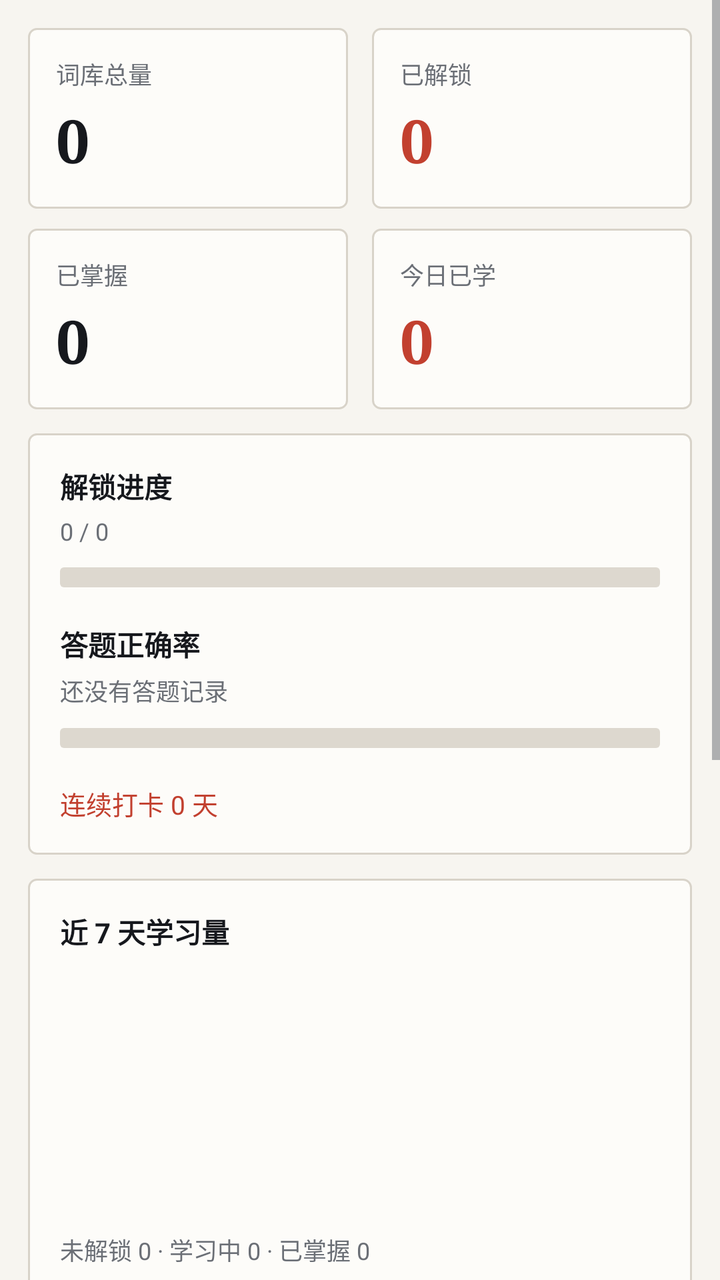
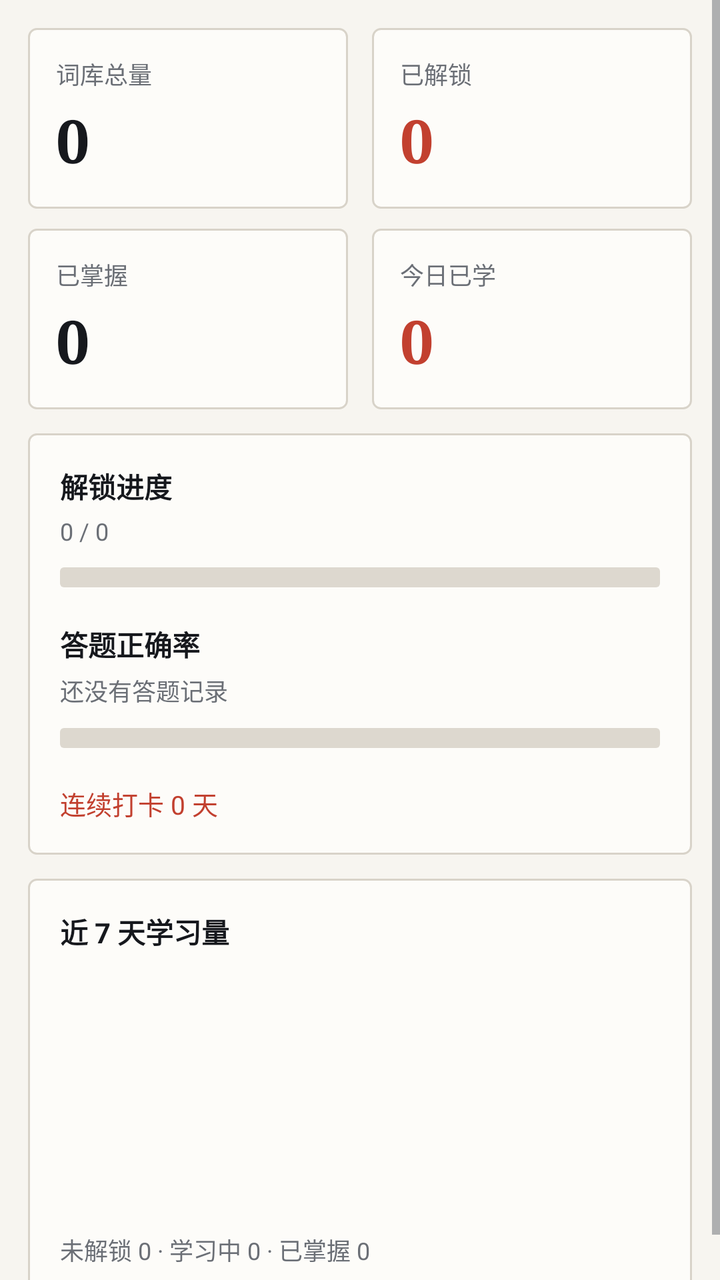

Compare the two renders of this Android layout. The source of the first and the diff that turns it into the second are given below.
<!-- AndroidManifest.xml: application theme AppTheme -->
<!-- res/layout/page_stats.xml -->
<?xml version="1.0" encoding="utf-8"?>
<ScrollView xmlns:android="http://schemas.android.com/apk/res/android"
    android:layout_width="match_parent"
    android:layout_height="match_parent">

    <LinearLayout
        android:layout_width="match_parent"
        android:layout_height="wrap_content"
        android:orientation="vertical"
        android:padding="14dp">

        <LinearLayout
            android:layout_width="match_parent"
            android:layout_height="wrap_content"
            android:orientation="horizontal">

            <LinearLayout
                android:layout_width="0dp"
                android:layout_height="wrap_content"
                android:layout_weight="1"
                android:layout_marginRight="6dp"
                android:orientation="vertical"
                android:background="@drawable/bg_card"
                android:padding="14dp">

                <TextView
                    android:layout_width="wrap_content"
                    android:layout_height="wrap_content"
                    android:text="词库总量"
                    android:textSize="12sp"
                    android:textColor="@color/text_sub" />

                <TextView
                    android:id="@+id/statTotal"
                    android:layout_width="wrap_content"
                    android:layout_height="wrap_content"
                    android:layout_marginTop="4dp"
                    android:text="0"
                    android:fontFamily="serif"
                    android:textSize="30sp"
                    android:textStyle="bold"
                    android:textColor="@color/text" />
            </LinearLayout>

            <LinearLayout
                android:layout_width="0dp"
                android:layout_height="wrap_content"
                android:layout_weight="1"
                android:layout_marginLeft="6dp"
                android:orientation="vertical"
                android:background="@drawable/bg_card"
                android:padding="14dp">

                <TextView
                    android:layout_width="wrap_content"
                    android:layout_height="wrap_content"
                    android:text="已解锁"
                    android:textSize="12sp"
                    android:textColor="@color/text_sub" />

                <TextView
                    android:id="@+id/statUnlocked"
                    android:layout_width="wrap_content"
                    android:layout_height="wrap_content"
                    android:layout_marginTop="4dp"
                    android:text="0"
                    android:fontFamily="serif"
                    android:textSize="30sp"
                    android:textStyle="bold"
                    android:textColor="@color/primary" />
            </LinearLayout>
        </LinearLayout>

        <LinearLayout
            android:layout_width="match_parent"
            android:layout_height="wrap_content"
            android:layout_marginTop="10dp"
            android:orientation="horizontal">

            <LinearLayout
                android:layout_width="0dp"
                android:layout_height="wrap_content"
                android:layout_weight="1"
                android:layout_marginRight="6dp"
                android:orientation="vertical"
                android:background="@drawable/bg_card"
                android:padding="14dp">

                <TextView
                    android:layout_width="wrap_content"
                    android:layout_height="wrap_content"
                    android:text="已掌握"
                    android:textSize="12sp"
                    android:textColor="@color/text_sub" />

                <TextView
                    android:id="@+id/statMastered"
                    android:layout_width="wrap_content"
                    android:layout_height="wrap_content"
                    android:layout_marginTop="4dp"
                    android:text="0"
                    android:fontFamily="serif"
                    android:textSize="30sp"
                    android:textStyle="bold"
                    android:textColor="@color/mastered" />
            </LinearLayout>

            <LinearLayout
                android:layout_width="0dp"
                android:layout_height="wrap_content"
                android:layout_weight="1"
                android:layout_marginLeft="6dp"
                android:orientation="vertical"
                android:background="@drawable/bg_card"
                android:padding="14dp">

                <TextView
                    android:layout_width="wrap_content"
                    android:layout_height="wrap_content"
                    android:text="今日已学"
                    android:textSize="12sp"
                    android:textColor="@color/text_sub" />

                <TextView
                    android:id="@+id/statToday"
                    android:layout_width="wrap_content"
                    android:layout_height="wrap_content"
                    android:layout_marginTop="4dp"
                    android:text="0"
                    android:fontFamily="serif"
                    android:textSize="30sp"
                    android:textStyle="bold"
                    android:textColor="@color/learning" />
            </LinearLayout>
        </LinearLayout>

        <LinearLayout
            android:layout_width="match_parent"
            android:layout_height="wrap_content"
            android:layout_marginTop="12dp"
            android:orientation="vertical"
            android:background="@drawable/bg_card"
            android:padding="16dp">

            <TextView
                android:layout_width="wrap_content"
                android:layout_height="wrap_content"
                android:text="解锁进度"
                android:textSize="14sp"
                android:textStyle="bold"
                android:textColor="@color/text" />

            <TextView
                android:id="@+id/tvUnlockDetail"
                android:layout_width="wrap_content"
                android:layout_height="wrap_content"
                android:layout_marginTop="4dp"
                android:text="0 / 0"
                android:textSize="12sp"
                android:textColor="@color/text_sub" />

            <ProgressBar
                android:id="@+id/barUnlock"
                style="?android:attr/progressBarStyleHorizontal"
                android:layout_width="match_parent"
                android:layout_height="10dp"
                android:layout_marginTop="10dp"
                android:max="100"
                android:progress="0"
                android:progressDrawable="@drawable/progress_horizontal" />

            <TextView
                android:layout_width="wrap_content"
                android:layout_height="wrap_content"
                android:layout_marginTop="18dp"
                android:text="答题正确率"
                android:textSize="14sp"
                android:textStyle="bold"
                android:textColor="@color/text" />

            <TextView
                android:id="@+id/tvAccuracy"
                android:layout_width="wrap_content"
                android:layout_height="wrap_content"
                android:layout_marginTop="4dp"
                android:text="还没有答题记录"
                android:textSize="12sp"
                android:textColor="@color/text_sub" />

            <ProgressBar
                android:id="@+id/barAccuracy"
                style="?android:attr/progressBarStyleHorizontal"
                android:layout_width="match_parent"
                android:layout_height="10dp"
                android:layout_marginTop="10dp"
                android:max="100"
                android:progress="0"
                android:progressDrawable="@drawable/progress_horizontal" />

            <TextView
                android:id="@+id/tvStreak"
                android:layout_width="wrap_content"
                android:layout_height="wrap_content"
                android:layout_marginTop="18dp"
                android:text="连续打卡 0 天"
                android:textSize="13sp"
                android:textColor="@color/primary" />
        </LinearLayout>

        <LinearLayout
            android:layout_width="match_parent"
            android:layout_height="wrap_content"
            android:layout_marginTop="12dp"
            android:orientation="vertical"
            android:background="@drawable/bg_card"
            android:padding="16dp">

            <TextView
                android:layout_width="wrap_content"
                android:layout_height="wrap_content"
                android:text="近 7 天学习量"
                android:textSize="14sp"
                android:textStyle="bold"
                android:textColor="@color/text" />

            <LinearLayout
                android:id="@+id/chartWeek"
                android:layout_width="match_parent"
                android:layout_height="110dp"
                android:layout_marginTop="14dp"
                android:orientation="horizontal"
                android:gravity="bottom" />

            <TextView
                android:id="@+id/tvDistribution"
                android:layout_width="wrap_content"
                android:layout_height="wrap_content"
                android:layout_marginTop="16dp"
                android:text="未解锁 0 · 学习中 0 · 已掌握 0"
                android:textSize="12sp"
                android:textColor="@color/text_sub" />
        </LinearLayout>

        <TextView
            android:id="@+id/btnReset"
            android:layout_width="match_parent"
            android:layout_height="42dp"
            android:layout_marginTop="14dp"
            android:background="@drawable/bg_btn_ghost"
            android:gravity="center"
            android:text="重置学习进度（保留单词）"
            android:textSize="13sp"
            android:textColor="@color/danger" />

        <LinearLayout
            android:layout_width="match_parent"
            android:layout_height="wrap_content"
            android:layout_marginTop="14dp"
            android:orientation="vertical"
            android:background="@drawable/bg_card"
            android:padding="16dp">

            <TextView
                android:layout_width="wrap_content"
                android:layout_height="wrap_content"
                android:text="版本与更新"
                android:textSize="15sp"
                android:textStyle="bold"
                android:textColor="@color/text" />

            <TextView
                android:id="@+id/tvVersion"
                android:layout_width="match_parent"
                android:layout_height="wrap_content"
                android:layout_marginTop="8dp"
                android:text="当前版本 v1.2"
                android:fontFamily="serif"
                android:textSize="18sp"
                android:textColor="@color/text" />

            <TextView
                android:layout_width="match_parent"
                android:layout_height="wrap_content"
                android:layout_marginTop="8dp"
                android:lineSpacingExtra="4dp"
                android:text="点「检查更新」会向 GitHub 读取一次公开的版本号，这是本应用唯一会联网的地方。不会上传词库、账号或设备信息，也不会自动下载、自动安装 APK；发现新版只弹窗，点「去下载」才用浏览器打开下载页。\n\n背单词、导入词表、音标、发音、备份全部仍离线可用，没网也能正常用。"
                android:textSize="12sp"
                android:textColor="@color/text_sub" />

            <TextView
                android:id="@+id/btnCheckUpdate"
                android:layout_width="match_parent"
                android:layout_height="42dp"
                android:layout_marginTop="14dp"
                android:background="@drawable/bg_btn_primary"
                android:gravity="center"
                android:text="检查更新"
                android:textSize="14sp"
                android:textColor="@color/white" />

            <TextView
                android:id="@+id/btnAutoUpdate"
                android:layout_width="match_parent"
                android:layout_height="40dp"
                android:layout_marginTop="10dp"
                android:background="@drawable/bg_btn_soft"
                android:gravity="center"
                android:text="启动时自动检查：关"
                android:textSize="12sp"
                android:textColor="@color/primary" />
        </LinearLayout>

    </LinearLayout>
</ScrollView>
<!-- resources referenced by this layout -->
<resources>
  <color name="danger">#B23A2E</color>
  <color name="learning">#C2402F</color>
  <color name="mastered">#16181D</color>
  <color name="primary">#C2402F</color>
  <color name="text">#16181D</color>
  <color name="text_sub">#6B6F76</color>
  <color name="white">#FFFFFF</color>
  <!-- drawable bg_btn_ghost (drawable) -->
  <?xml version="1.0" encoding="utf-8"?>
  <shape xmlns:android="http://schemas.android.com/apk/res/android" android:shape="rectangle">
      <solid android:color="@color/card" />
      <corners android:radius="3dp" />
      <stroke android:width="1dp" android:color="@color/line" />
      <padding android:left="12dp" android:top="8dp" android:right="12dp" android:bottom="8dp" />
  </shape>
  <!-- drawable bg_btn_primary (drawable) -->
  <?xml version="1.0" encoding="utf-8"?>
  <shape xmlns:android="http://schemas.android.com/apk/res/android" android:shape="rectangle">
      <solid android:color="@color/primary" />
      <corners android:radius="3dp" />
      <padding android:left="12dp" android:top="8dp" android:right="12dp" android:bottom="8dp" />
  </shape>
  <!-- drawable bg_btn_soft (drawable) -->
  <?xml version="1.0" encoding="utf-8"?>
  <shape xmlns:android="http://schemas.android.com/apk/res/android" android:shape="rectangle">
      <solid android:color="@color/soft_blue" />
      <corners android:radius="3dp" />
      <stroke android:width="1dp" android:color="@color/line" />
      <padding android:left="12dp" android:top="8dp" android:right="12dp" android:bottom="8dp" />
  </shape>
  <!-- drawable bg_card (drawable) -->
  <?xml version="1.0" encoding="utf-8"?>
  <shape xmlns:android="http://schemas.android.com/apk/res/android" android:shape="rectangle">
      <solid android:color="@color/card" />
      <corners android:radius="4dp" />
      <stroke android:width="1dp" android:color="@color/line" />
  </shape>
  <!-- drawable progress_horizontal (drawable) -->
  <?xml version="1.0" encoding="utf-8"?>
  <layer-list xmlns:android="http://schemas.android.com/apk/res/android">
      <item android:id="@android:id/background">
          <shape android:shape="rectangle">
              <solid android:color="@color/track" />
              <corners android:radius="2dp" />
          </shape>
      </item>
      <item android:id="@android:id/progress">
          <clip>
              <shape android:shape="rectangle">
                  <solid android:color="@color/primary" />
                  <corners android:radius="2dp" />
              </shape>
          </clip>
      </item>
  </layer-list>
  <style name="AppTheme" parent="@android:style/Theme.Material.Light.NoActionBar">
          <item name="android:colorPrimary">@color/primary</item>
          <item name="android:colorPrimaryDark">@color/primary_dark</item>
          <item name="android:colorAccent">@color/accent</item>
          <item name="android:windowBackground">@color/bg</item>
          <item name="android:statusBarColor">@color/bg</item>
          <item name="android:windowLightStatusBar">true</item>
          <item name="android:textColorPrimary">@color/text</item>
          <item name="android:textColorSecondary">@color/text_sub</item>
          <item name="android:textColorHint">@color/text_sub</item>
      </style>
  <color name="card">#FDFCF9</color>
  <color name="line">#D8D3C9</color>
  <color name="soft_blue">#EDE9E1</color>
  <color name="track">#DDD8CF</color>
  <color name="primary_dark">#9E3225</color>
  <color name="accent">#16181D</color>
  <color name="bg">#F7F5F0</color>
</resources>

<!-- the commit's change to res/layout/page_stats.xml (unified diff, before → after) -->
@@ -241,74 +241,5 @@
                 android:textColor="@color/text_sub" />
         </LinearLayout>
 
-        <TextView
-            android:id="@+id/btnReset"
-            android:layout_width="match_parent"
-            android:layout_height="42dp"
-            android:layout_marginTop="14dp"
-            android:background="@drawable/bg_btn_ghost"
-            android:gravity="center"
-            android:text="重置学习进度（保留单词）"
-            android:textSize="13sp"
-            android:textColor="@color/danger" />
-
-        <LinearLayout
-            android:layout_width="match_parent"
-            android:layout_height="wrap_content"
-            android:layout_marginTop="14dp"
-            android:orientation="vertical"
-            android:background="@drawable/bg_card"
-            android:padding="16dp">
-
-            <TextView
-                android:layout_width="wrap_content"
-                android:layout_height="wrap_content"
-                android:text="版本与更新"
-                android:textSize="15sp"
-                android:textStyle="bold"
-                android:textColor="@color/text" />
-
-            <TextView
-                android:id="@+id/tvVersion"
-                android:layout_width="match_parent"
-                android:layout_height="wrap_content"
-                android:layout_marginTop="8dp"
-                android:text="当前版本 v1.2"
-                android:fontFamily="serif"
-                android:textSize="18sp"
-                android:textColor="@color/text" />
-
-            <TextView
-                android:layout_width="match_parent"
-                android:layout_height="wrap_content"
-                android:layout_marginTop="8dp"
-                android:lineSpacingExtra="4dp"
-                android:text="点「检查更新」会向 GitHub 读取一次公开的版本号，这是本应用唯一会联网的地方。不会上传词库、账号或设备信息，也不会自动下载、自动安装 APK；发现新版只弹窗，点「去下载」才用浏览器打开下载页。\n\n背单词、导入词表、音标、发音、备份全部仍离线可用，没网也能正常用。"
-                android:textSize="12sp"
-                android:textColor="@color/text_sub" />
-
-            <TextView
-                android:id="@+id/btnCheckUpdate"
-                android:layout_width="match_parent"
-                android:layout_height="42dp"
-                android:layout_marginTop="14dp"
-                android:background="@drawable/bg_btn_primary"
-                android:gravity="center"
-                android:text="检查更新"
-                android:textSize="14sp"
-                android:textColor="@color/white" />
-
-            <TextView
-                android:id="@+id/btnAutoUpdate"
-                android:layout_width="match_parent"
-                android:layout_height="40dp"
-                android:layout_marginTop="10dp"
-                android:background="@drawable/bg_btn_soft"
-                android:gravity="center"
-                android:text="启动时自动检查：关"
-                android:textSize="12sp"
-                android:textColor="@color/primary" />
-        </LinearLayout>
-
     </LinearLayout>
 </ScrollView>
<!-- resource entries referenced after the edit -->
@@ -1,35 +1,10 @@
 <!-- resources referenced by this layout -->
 <resources>
-  <color name="danger">#B23A2E</color>
   <color name="learning">#C2402F</color>
   <color name="mastered">#16181D</color>
   <color name="primary">#C2402F</color>
   <color name="text">#16181D</color>
   <color name="text_sub">#6B6F76</color>
-  <color name="white">#FFFFFF</color>
-  <!-- drawable bg_btn_ghost (drawable) -->
-  <?xml version="1.0" encoding="utf-8"?>
-  <shape xmlns:android="http://schemas.android.com/apk/res/android" android:shape="rectangle">
-      <solid android:color="@color/card" />
-      <corners android:radius="3dp" />
-      <stroke android:width="1dp" android:color="@color/line" />
-      <padding android:left="12dp" android:top="8dp" android:right="12dp" android:bottom="8dp" />
-  </shape>
-  <!-- drawable bg_btn_primary (drawable) -->
-  <?xml version="1.0" encoding="utf-8"?>
-  <shape xmlns:android="http://schemas.android.com/apk/res/android" android:shape="rectangle">
-      <solid android:color="@color/primary" />
-      <corners android:radius="3dp" />
-      <padding android:left="12dp" android:top="8dp" android:right="12dp" android:bottom="8dp" />
-  </shape>
-  <!-- drawable bg_btn_soft (drawable) -->
-  <?xml version="1.0" encoding="utf-8"?>
-  <shape xmlns:android="http://schemas.android.com/apk/res/android" android:shape="rectangle">
-      <solid android:color="@color/soft_blue" />
-      <corners android:radius="3dp" />
-      <stroke android:width="1dp" android:color="@color/line" />
-      <padding android:left="12dp" android:top="8dp" android:right="12dp" android:bottom="8dp" />
-  </shape>
   <!-- drawable bg_card (drawable) -->
   <?xml version="1.0" encoding="utf-8"?>
   <shape xmlns:android="http://schemas.android.com/apk/res/android" android:shape="rectangle">
@@ -68,7 +43,6 @@
       </style>
   <color name="card">#FDFCF9</color>
   <color name="line">#D8D3C9</color>
-  <color name="soft_blue">#EDE9E1</color>
   <color name="track">#DDD8CF</color>
   <color name="primary_dark">#9E3225</color>
   <color name="accent">#16181D</color>
